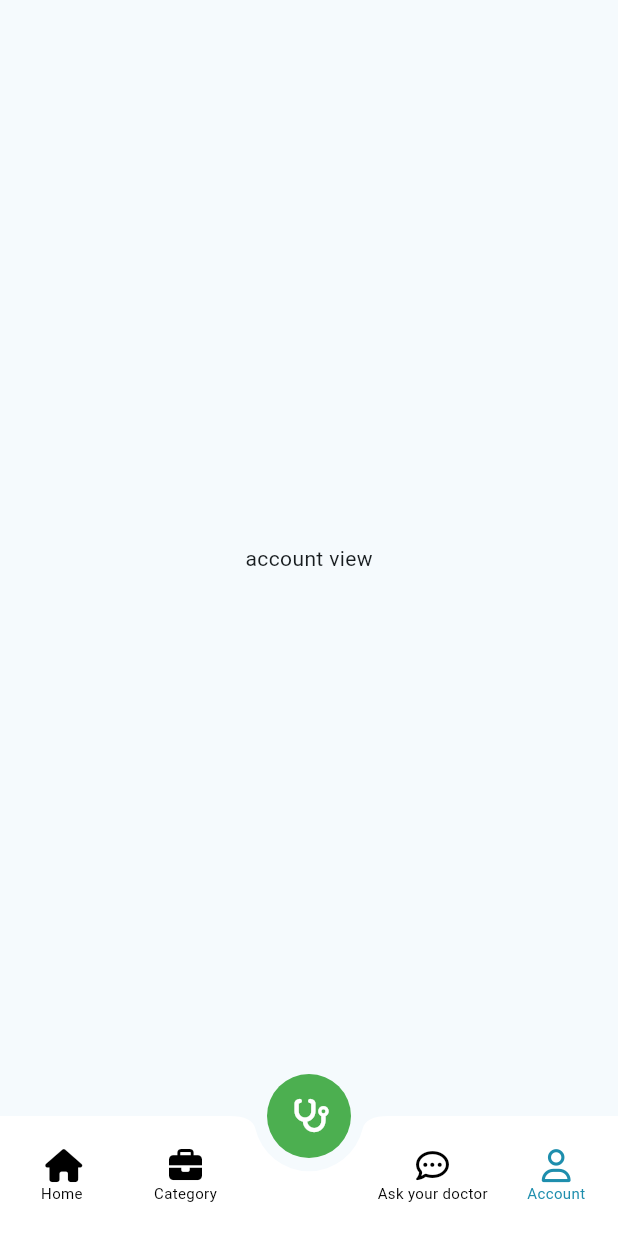
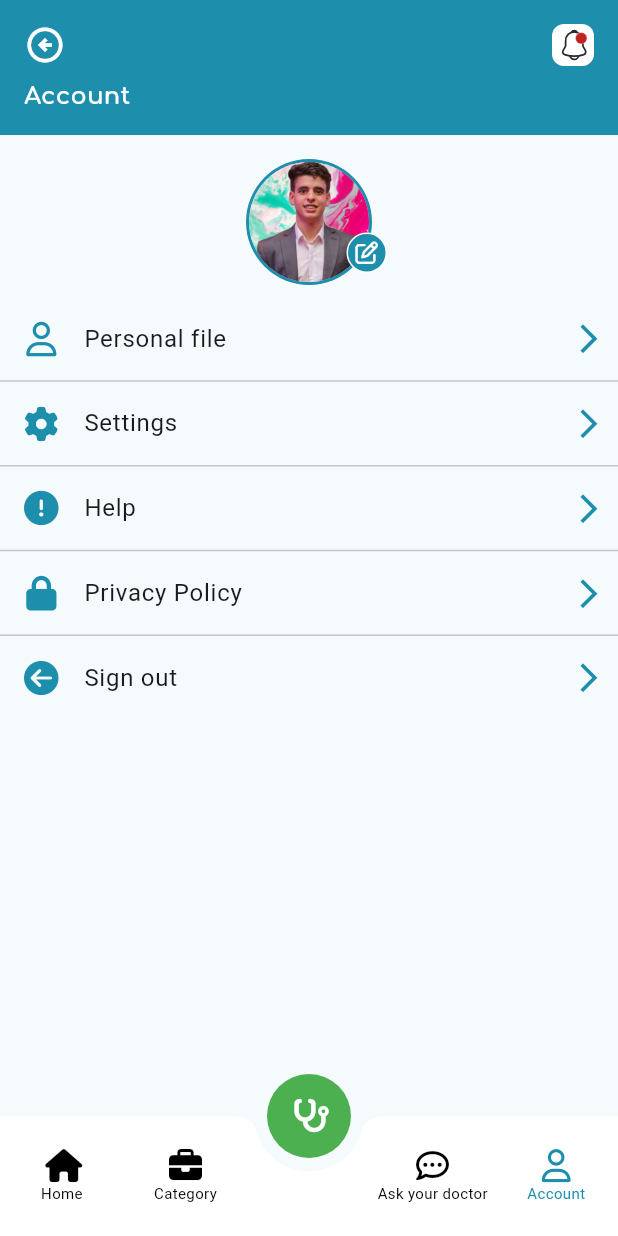
Before and after one commit to Waheed-Ashraf/Clinic-Engine-Task, a Flutter app: the screen it shows after launch, item 5 of the bottom bar chosen, on a phone screen of 412 x 824 dp. Run offline on Flutter 3.47's test engine with Material 3 defaults, Android fonts, the phone set to English and light mode, and no system bars; our stand-ins replace animate_do, flutter_svg, font_awesome_flutter.

Commit message:
account view done

```diff
--- a/lib/modules/account/presentation/views/account_view.dart
+++ b/lib/modules/account/presentation/views/account_view.dart
@@ -1,12 +1,101 @@
+import 'package:clinic_engine_task/core/utils/assets_data.dart';
+import 'package:clinic_engine_task/core/utils/constent_colors.dart';
+import 'package:clinic_engine_task/modules/account/presentation/views/widgets/custom_account_listtile.dart';
+import 'package:clinic_engine_task/modules/categories/presentation/views/widgets/custom_appbar_2.dart';
+import 'package:clinic_engine_task/modules/categories/presentation/views/widgets/custom_list_tile_widget.dart';
 import 'package:flutter/material.dart';
+import 'package:flutter/widgets.dart';
+import 'package:font_awesome_flutter/font_awesome_flutter.dart';
 
 class AccountView extends StatelessWidget {
   const AccountView({super.key});
 
   @override
   Widget build(BuildContext context) {
-    return const Center(
-      child: Text("account view"),
+    return const Scaffold(
+      body: Column(
+        children: [
+          CustomAppBar2(
+            title: "Account",
+          ),
+          SizedBox(
+            height: 16,
+          ),
+          AccountAvatar(),
+          SizedBox(
+            height: 8,
+          ),
+          CustomAccountListTile(
+              listTileTitle: "Personal file",
+              listTileLeadingIcon: FontAwesomeIcons.user),
+          Divider(
+            height: .5,
+          ),
+          CustomAccountListTile(
+              listTileTitle: "Settings",
+              listTileLeadingIcon: FontAwesomeIcons.gear),
+          Divider(
+            height: .5,
+          ),
+          CustomAccountListTile(
+              listTileTitle: "Help",
+              listTileLeadingIcon: FontAwesomeIcons.circleExclamation),
+          Divider(
+            height: .5,
+          ),
+          CustomAccountListTile(
+              listTileTitle: "Privacy Policy",
+              listTileLeadingIcon: FontAwesomeIcons.lock),
+          Divider(
+            height: .5,
+          ),
+          CustomAccountListTile(
+              listTileTitle: "Sign out",
+              listTileLeadingIcon: FontAwesomeIcons.circleArrowLeft),
+        ],
+      ),
     );
   }
 }
+
+class AccountAvatar extends StatelessWidget {
+  const AccountAvatar({super.key});
+
+  @override
+  Widget build(BuildContext context) {
+    return Stack(
+      children: [
+        Padding(
+          padding: const EdgeInsets.only(right: 10, left: 10),
+          child: CircleAvatar(
+            radius: 42,
+            backgroundColor: primaryColor,
+            child: CircleAvatar(
+              radius: 40,
+              backgroundImage: AssetImage(AssetsData.profileImage),
+            ),
+          ),
+        ),
+        Positioned(
+          bottom: 8,
+          right: 0,
+          child: Container(
+            decoration: BoxDecoration(
+                color: primaryColor,
+                shape: BoxShape.circle,
+                border: Border.all(width: 1, color: Colors.white)),
+            child: const Center(
+                child: Padding(
+              padding: EdgeInsets.all(5.0),
+              child: Icon(
+                FontAwesomeIcons.penToSquare,
+                color: Colors.white,
+                size: 15,
+              ),
+            )),
+          ),
+        )
+      ],
+    );
+  }
+}
--- /dev/null
+++ b/lib/modules/account/presentation/views/widgets/custom_account_listtile.dart
@@ -0,0 +1,28 @@
+import 'package:clinic_engine_task/core/utils/constent_colors.dart';
+import 'package:flutter/material.dart';
+
+class CustomAccountListTile extends StatelessWidget {
+  final String listTileTitle;
+  final IconData listTileLeadingIcon;
+  const CustomAccountListTile(
+      {super.key,
+      required this.listTileTitle,
+      required this.listTileLeadingIcon});
+
+  @override
+  Widget build(BuildContext context) {
+    return ListTile(
+        contentPadding: const EdgeInsets.only(right: 8, left: 16),
+        leading: Icon(
+          listTileLeadingIcon,
+          size: 23,
+          color: primaryColor,
+        ),
+        title: Text(listTileTitle),
+        trailing: const Icon(
+          Icons.arrow_forward_ios,
+          size: 23,
+          color: primaryColor,
+        ));
+  }
+}
--- a/lib/modules/categories/presentation/views/widgets/custom_appbar_2.dart
+++ b/lib/modules/categories/presentation/views/widgets/custom_appbar_2.dart
@@ -26,7 +26,7 @@ class CustomAppBar2 extends StatelessWidget {
                 color: Colors.white,
               ),
               Spacer(),
-              Hero(tag: 'bill', child: NotificationBill()),
+              Hero(tag: 'bill', child: NotificationBill2()),
             ],
           ),
           const SizedBox(
--- a/lib/modules/home/presentation/views/widgets/notification_bill.dart
+++ b/lib/modules/home/presentation/views/widgets/notification_bill.dart
@@ -40,3 +40,42 @@ class NotificationBill extends StatelessWidget {
     );
   }
 }
+
+class NotificationBill2 extends StatelessWidget {
+  const NotificationBill2({super.key});
+
+  @override
+  Widget build(BuildContext context) {
+    return Container(
+      width: 28,
+      height: 28,
+      decoration: BoxDecoration(
+        borderRadius: BorderRadius.circular(8),
+        color: Colors.white,
+      ),
+      child: Center(
+        child: Stack(
+          children: [
+            SvgPicture.asset(
+              AssetsData.notificationIcon,
+              width: 23,
+            ),
+            Positioned(
+              right: 2,
+              top: 3,
+              child: Container(
+                width: 8,
+                height: 8,
+                decoration: BoxDecoration(
+                    color: const Color(0xffC12222),
+                    shape: BoxShape.circle,
+                    border:
+                        Border.all(width: .3, color: const Color(0xffF8F8F8))),
+              ),
+            ),
+          ],
+        ),
+      ),
+    );
+  }
+}
```
